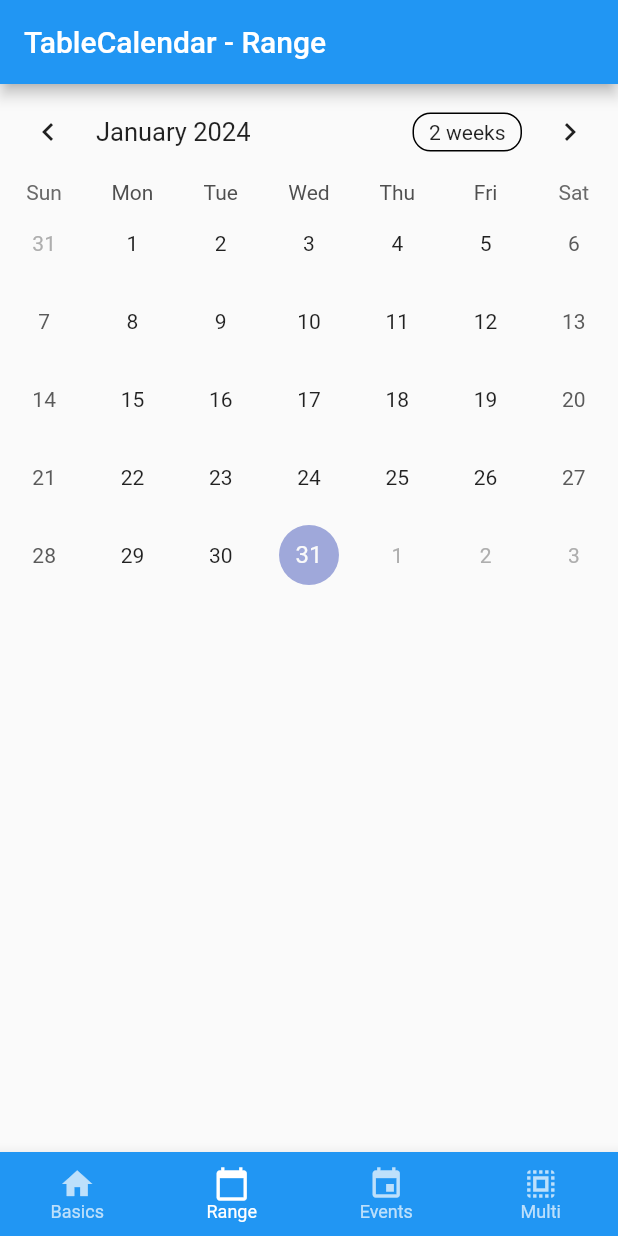
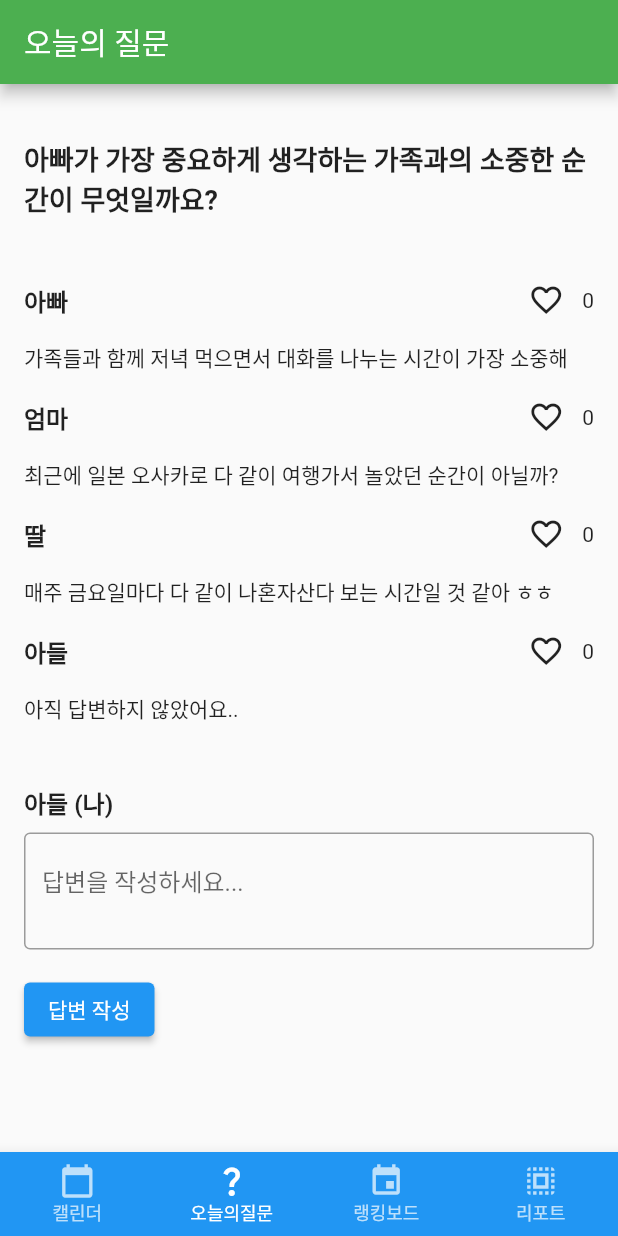
Before and after one commit to ozeeeno/soso_family, a Flutter app: the screen it shows after launch, item 2 of the bottom bar chosen, on a phone screen of 412 x 824 dp. Run offline on Flutter 3.47's test engine with Material 2 defaults, Android fonts, the light colour scheme and no system bars; drawn by our look-alikes of table_calendar.

Commit message:
feat: question, rank, report pages

```diff
--- a/frontend/soso_family/lib/main.dart
+++ b/frontend/soso_family/lib/main.dart
@@ -1,12 +1,9 @@
-// Copyright 2019 Aleksander Woźniak
-// SPDX-License-Identifier: Apache-2.0
-
 import 'package:flutter/material.dart';
 import 'package:intl/date_symbol_data_local.dart';
-import 'package:soso_family/pages/basics.dart';
-import 'package:soso_family/pages/multi.dart';
-import 'package:soso_family/pages/range.dart';
+import 'package:soso_family/pages/question.dart';
 import 'package:soso_family/pages/events.dart';
+import 'package:soso_family/pages/rank.dart';
+import 'package:soso_family/pages/report.dart';
 
 void main() {
   initializeDateFormatting().then((_) => runApp(const MyApp()));
@@ -39,10 +36,10 @@
   int _currentIndex = 0; // 현재 선택된 탭 인덱스
 
   final _pages = [
-    const TableBasicsExample(),
-    const TableRangeExample(),
-    const TableEventsExample(),
-    const TableMultiExample(),
+    const CalendarPage(),
+    const QuestionPage(),
+    const RankPage(),
+    const ReportPage(),
   ];
 
   @override
@@ -71,20 +68,20 @@
         // 탭 아이템들
         items: const [
           BottomNavigationBarItem(
-            icon: Icon(Icons.home),
-            label: 'Basics',
+            icon: Icon(Icons.calendar_today),
+            label: '캘린더',
           ),
           BottomNavigationBarItem(
-            icon: Icon(Icons.calendar_today),
-            label: 'Range',
+            icon: Icon(Icons.question_mark),
+            label: '오늘의질문',
           ),
           BottomNavigationBarItem(
             icon: Icon(Icons.event),
-            label: 'Events',
+            label: '랭킹보드',
           ),
           BottomNavigationBarItem(
             icon: Icon(Icons.select_all),
-            label: 'Multi',
+            label: '리포트',
           ),
         ],
       ),
--- /dev/null
+++ b/frontend/soso_family/lib/pages/question.dart
@@ -0,0 +1,147 @@
+import 'package:flutter/material.dart';
+
+class QuestionPage extends StatefulWidget {
+  const QuestionPage({Key? key}) : super(key: key);
+
+  @override
+  _QuestionPageState createState() => _QuestionPageState();
+}
+
+class _QuestionPageState extends State<QuestionPage> {
+  late String _question;
+  late String _dadAnswer;
+  late String _momAnswer;
+  late String _daughterAnswer;
+  late String _sonAnswer;
+  TextEditingController _commentController = TextEditingController();
+
+  // 각 답변에 대한 좋아요 카운트를 저장하는 변수들
+  int _dadLikes = 0;
+  int _momLikes = 0;
+  int _daughterLikes = 0;
+  int _sonLikes = 0;
+
+  // 각 답변에 대한 좋아요 여부를 저장하는 변수들
+  bool _dadLiked = false;
+  bool _momLiked = false;
+  bool _daughterLiked = false;
+  bool _sonLiked = false;
+
+  @override
+  void initState() {
+    super.initState();
+    // 초기 질문과 답안 설정
+    _question = "아빠가 가장 중요하게 생각하는 가족과의 소중한 순간이 무엇일까요?";
+    _dadAnswer = "가족들과 함께 저녁 먹으면서 대화를 나누는 시간이 가장 소중해";
+    _momAnswer = "최근에 일본 오사카로 다 같이 여행가서 놀았던 순간이 아닐까?";
+    _daughterAnswer = "매주 금요일마다 다 같이 나혼자산다 보는 시간일 것 같아 ㅎㅎ";
+    _sonAnswer = "아직 답변하지 않았어요..";
+  }
+
+  @override
+  Widget build(BuildContext context) {
+    return Scaffold(
+      appBar: AppBar(
+        title: Text('오늘의 질문'),
+        backgroundColor: Colors.green,
+      ),
+      body: Padding(
+        padding: const EdgeInsets.all(16.0),
+        child: Column(
+          crossAxisAlignment: CrossAxisAlignment.start,
+          children: [
+            SizedBox(height: 20),
+            Text(
+              _question,
+              style: TextStyle(fontWeight: FontWeight.bold, fontSize: 18),
+            ),
+            SizedBox(height: 30),
+            buildFamilyMemberAnswer('아빠', _dadAnswer, _dadLikes, _dadLiked),
+            buildFamilyMemberAnswer('엄마', _momAnswer, _momLikes, _momLiked),
+            buildFamilyMemberAnswer(
+                '딸', _daughterAnswer, _daughterLikes, _daughterLiked),
+            buildFamilyMemberAnswer('아들', _sonAnswer, _sonLikes, _sonLiked),
+            SizedBox(height: 35),
+            Text(
+              '아들 (나)',
+              style: TextStyle(fontWeight: FontWeight.bold, fontSize: 16),
+            ),
+            SizedBox(height: 8),
+            TextField(
+              controller: _commentController,
+              decoration: InputDecoration(
+                hintText: '답변을 작성하세요...',
+                border: OutlineInputBorder(),
+              ),
+              maxLines: 2,
+            ),
+            SizedBox(height: 16),
+            ElevatedButton(
+              onPressed: () {
+                // 댓글 제출 및 화면 업데이트
+                setState(() {
+                  _sonAnswer = _commentController.text;
+                });
+                print('댓글: $_sonAnswer');
+              },
+              child: Text('답변 작성'),
+            ),
+          ],
+        ),
+      ),
+    );
+  }
+
+  Widget buildFamilyMemberAnswer(
+      String member, String answer, int likes, bool liked) {
+    return Column(
+      crossAxisAlignment: CrossAxisAlignment.start,
+      children: [
+        Row(
+          mainAxisAlignment: MainAxisAlignment.spaceBetween,
+          children: [
+            Text(
+              member,
+              style: TextStyle(fontWeight: FontWeight.bold, fontSize: 16),
+            ),
+            Row(
+              children: [
+                IconButton(
+                  icon: Icon(
+                    liked ? Icons.favorite : Icons.favorite_border,
+                    color: liked ? Colors.red : null,
+                  ),
+                  onPressed: () {
+                    // 좋아요 버튼 누를 때마다 카운트 증가
+                    setState(() {
+                      if (member == '아빠') {
+                        _dadLikes += liked ? -1 : 1;
+                        _dadLiked = !_dadLiked;
+                      } else if (member == '엄마') {
+                        _momLikes += liked ? -1 : 1;
+                        _momLiked = !_momLiked;
+                      } else if (member == '딸') {
+                        _daughterLikes += liked ? -1 : 1;
+                        _daughterLiked = !_daughterLiked;
+                      } else if (member == '아들') {
+                        _sonLikes += liked ? -1 : 1;
+                        _sonLiked = !_sonLiked;
+                      }
+                    });
+                  },
+                ),
+                Text('$likes'),
+              ],
+            ),
+          ],
+        ),
+        SizedBox(height: 4),
+        Text(
+          answer,
+          style: TextStyle(fontSize: 14),
+        ),
+        SizedBox(height: 5),
+      ],
+    );
+  }
+}
--- a/frontend/soso_family/lib/pages/range.dart
+++ /dev/null
@@ -1,74 +0,0 @@
-// Copyright 2019 Aleksander Woźniak
-// SPDX-License-Identifier: Apache-2.0
-
-import 'package:flutter/material.dart';
-import 'package:table_calendar/table_calendar.dart';
-
-import '../utils.dart';
-
-class TableRangeExample extends StatefulWidget {
-  const TableRangeExample({super.key});
-
-  @override
-  // ignore: library_private_types_in_public_api
-  _TableRangeExampleState createState() => _TableRangeExampleState();
-}
-
-class _TableRangeExampleState extends State<TableRangeExample> {
-  CalendarFormat _calendarFormat = CalendarFormat.month;
-  RangeSelectionMode _rangeSelectionMode = RangeSelectionMode
-      .toggledOn; // Can be toggled on/off by longpressing a date
-  DateTime _focusedDay = DateTime.now();
-  DateTime? _selectedDay;
-  DateTime? _rangeStart;
-  DateTime? _rangeEnd;
-
-  @override
-  Widget build(BuildContext context) {
-    return Scaffold(
-      appBar: AppBar(
-        title: const Text('TableCalendar - Range'),
-      ),
-      body: TableCalendar(
-        firstDay: kFirstDay,
-        lastDay: kLastDay,
-        focusedDay: _focusedDay,
-        selectedDayPredicate: (day) => isSameDay(_selectedDay, day),
-        rangeStartDay: _rangeStart,
-        rangeEndDay: _rangeEnd,
-        calendarFormat: _calendarFormat,
-        rangeSelectionMode: _rangeSelectionMode,
-        onDaySelected: (selectedDay, focusedDay) {
-          if (!isSameDay(_selectedDay, selectedDay)) {
-            setState(() {
-              _selectedDay = selectedDay;
-              _focusedDay = focusedDay;
-              _rangeStart = null; // Important to clean those
-              _rangeEnd = null;
-              _rangeSelectionMode = RangeSelectionMode.toggledOff;
-            });
-          }
-        },
-        onRangeSelected: (start, end, focusedDay) {
-          setState(() {
-            _selectedDay = null;
-            _focusedDay = focusedDay;
-            _rangeStart = start;
-            _rangeEnd = end;
-            _rangeSelectionMode = RangeSelectionMode.toggledOn;
-          });
-        },
-        onFormatChanged: (format) {
-          if (_calendarFormat != format) {
-            setState(() {
-              _calendarFormat = format;
-            });
-          }
-        },
-        onPageChanged: (focusedDay) {
-          _focusedDay = focusedDay;
-        },
-      ),
-    );
-  }
-}
--- a/frontend/soso_family/lib/utils.dart
+++ b/frontend/soso_family/lib/utils.dart
@@ -1,6 +1,3 @@
-// Copyright 2019 Aleksander Woźniak
-// SPDX-License-Identifier: Apache-2.0
-
 import 'dart:collection';
 
 import 'package:table_calendar/table_calendar.dart';
```
Also changed, not shown: frontend/soso_family/lib/pages/basics.dart (deleted, +0 -65 lines), frontend/soso_family/lib/pages/events.dart (+4 -7 lines), frontend/soso_family/lib/pages/multi.dart (deleted, +0 -136 lines), frontend/soso_family/lib/pages/rank.dart (added, +81 -0 lines), frontend/soso_family/lib/pages/report.dart (added, +81 -0 lines).
